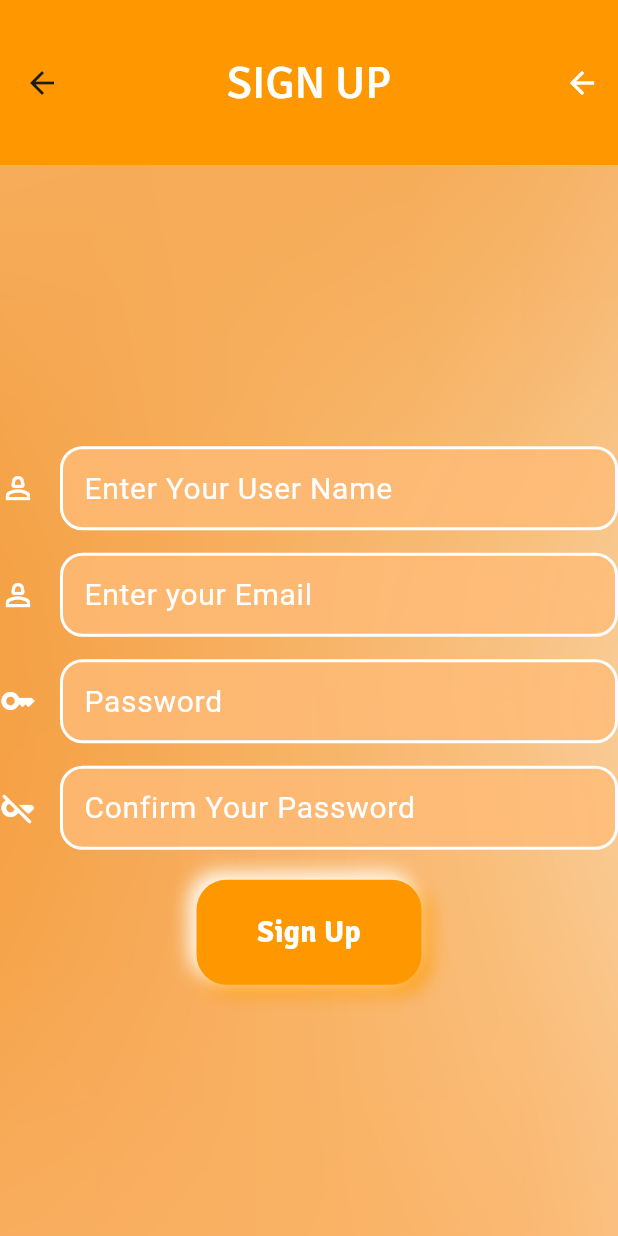
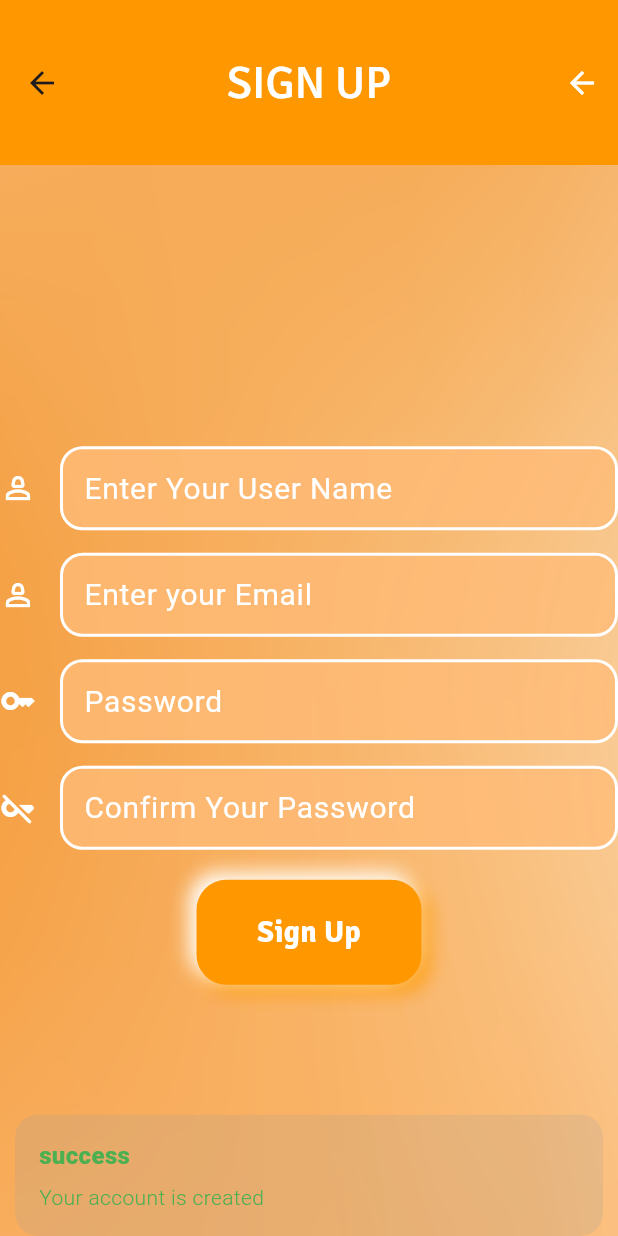
Before and after one commit to 52ndSymphony/CoinCare, a Flutter app: the RegisterPage screen opened directly with empty values, after a tap on "Sign Up", on a phone screen of 412 x 824 dp. Run offline on Flutter 3.47's test engine with Material 3 defaults, Android fonts, the phone set to English and light mode, and no system bars; our stand-ins replace animated_splash_screen, cloud_firestore, firebase_auth, firebase_core, get; accounts and stored records are empty; network calls fail.

Commit message:
FireStore FIxed

```diff
--- a/lib/Firestore/user_repository.dart
+++ b/lib/Firestore/user_repository.dart
@@ -12,7 +12,7 @@ class UserRepository extends GetxController{
 
 
     creatUser(UserModel user) async {
-       await _db.collection("Users").add(user.toJson())
+       await _db.collection("UserData").add(user.toJson())
        .whenComplete(
                () => Get.snackbar("success", "Your account is created",
                snackPosition: SnackPosition.BOTTOM,
@@ -20,8 +20,7 @@ class UserRepository extends GetxController{
        )
            .catchError(
       (error) {
-      // Error handling
-      // Display error snackbar
+
       Get.snackbar(
       "Error",
       error.toString(), // Displaying the error message
--- a/lib/signUp.dart
+++ b/lib/signUp.dart
@@ -1,6 +1,9 @@
+import 'package:coincare/Firestore/user_model.dart';
+import 'package:coincare/Firestore/user_repository.dart';
 import 'package:coincare/button.dart';
 import 'package:firebase_auth/firebase_auth.dart';
 import 'package:flutter/material.dart';
+import 'package:get/get.dart';
 import 'loginorregisterpage.dart';
 
 
@@ -24,6 +27,11 @@ class _RegisterPageState extends State<RegisterPage> {
   bool crossVisible3 = false;
   bool crossVisible4 = false;
 
+  final userRepo= Get.put(UserRepository());
+
+  Future<void> creatUser(UserModel user) async {
+     await userRepo.creatUser(user);
+  }
 
   void signUserUp() async {
     showDialog(
@@ -52,6 +60,12 @@ class _RegisterPageState extends State<RegisterPage> {
       Navigator.pop(context);
       //ErrorShowMessage(context, e.code);
     }
+    final user=UserModel(
+      Username: nameController.text.trim(),
+      email: emailController.text.trim(),
+    );
+    creatUser(user);
+
   }
 
   @override
```
